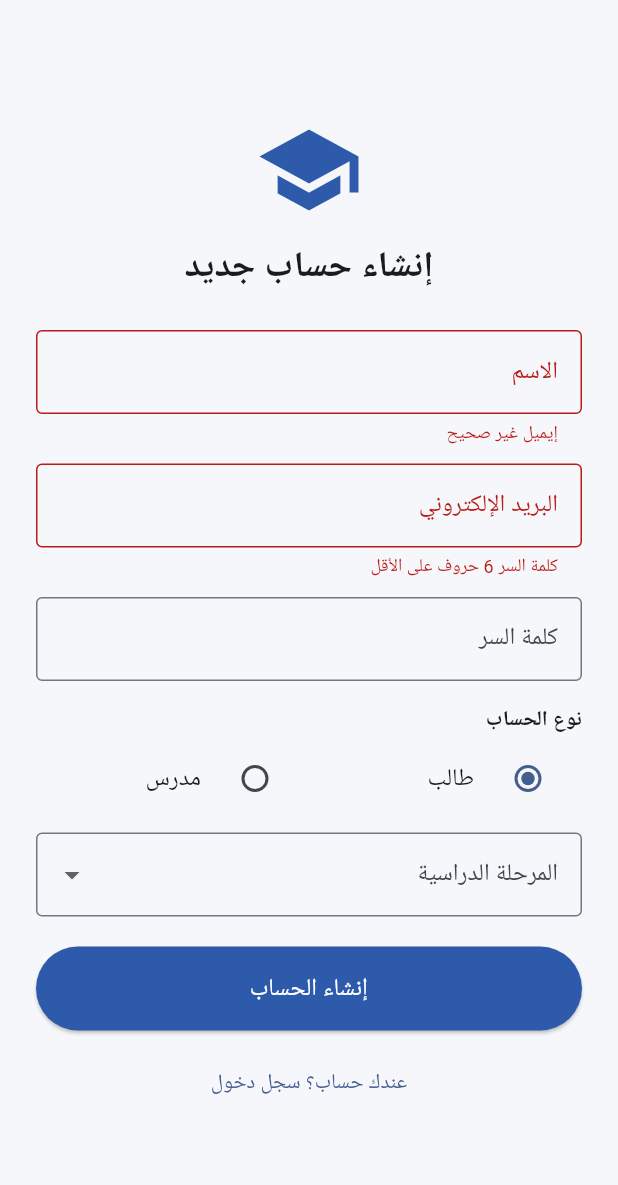
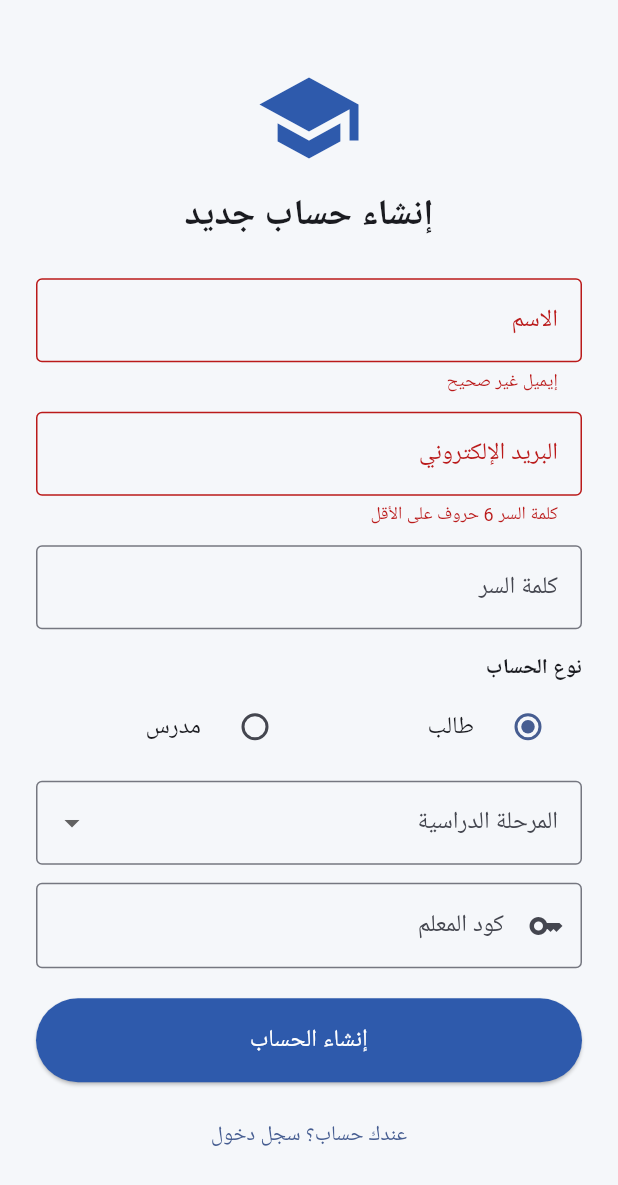
Before and after one commit to aelhosiny8700-design/teacher-student-app, a Flutter app: the screen it shows after launch, after a tap on "دخول", after a tap on "مفيش حساب؟ اعمل واحد جديد", on a phone screen of 412 x 824 dp. Shown: the top 1185 px of the screen. Run offline on Flutter 3.47's test engine with Material 3 defaults, Android fonts, the phone set to English and light mode, and no system bars; our stand-ins replace cloud_firestore, file_picker, firebase_auth, firebase_core, image_picker; accounts and stored records are empty; Roboto replaces fonts that are missing (Cairo).

Commit message:
Update login_screen.dart

```diff
--- a/lib/screens/login_screen.dart
+++ b/lib/screens/login_screen.dart
@@ -6,31 +6,21 @@ import 'student_home.dart';
 import 'teacher_home.dart';
 
 class LoginScreen extends StatefulWidget {
-  const LoginScreen({
-    super.key,
-  });
+  const LoginScreen({super.key});
 
   @override
-  State<LoginScreen> createState() =>
-      _LoginScreenState();
+  State<LoginScreen> createState() => _LoginScreenState();
 }
 
-class _LoginScreenState
-    extends State<LoginScreen> {
-  final _authService =
-      AuthService();
+class _LoginScreenState extends State<LoginScreen> {
+  final _authService = AuthService();
 
-  final _formKey =
-      GlobalKey<FormState>();
+  final _formKey = GlobalKey<FormState>();
 
-  final _nameController =
-      TextEditingController();
-
-  final _emailController =
-      TextEditingController();
-
-  final _passwordController =
-      TextEditingController();
+  final _nameController = TextEditingController();
+  final _emailController = TextEditingController();
+  final _passwordController = TextEditingController();
+  final _teacherCodeController = TextEditingController();
 
   bool _isSignUp = false;
 
@@ -41,20 +31,16 @@ class _LoginScreenState
   bool _loading = false;
 
   String? _error;
+  String? _info; // رسائل نجاح غير خطأ (زي "حسابك قيد المراجعة")
 
   Future<void> _submit() async {
-    if (!_formKey.currentState!
-        .validate()) {
+    if (!_formKey.currentState!.validate()) {
       return;
     }
 
-    if (_isSignUp &&
-        _role == 'student' &&
-        (_stage == null ||
-            _stage!.isEmpty)) {
+    if (_isSignUp && _role == 'student' && (_stage == null || _stage!.isEmpty)) {
       setState(() {
-        _error =
-            'اختار المرحلة الدراسية';
+        _error = 'اختار المرحلة الدراسية';
       });
       return;
     }
@@ -62,36 +48,36 @@ class _LoginScreenState
     setState(() {
       _loading = true;
       _error = null;
+      _info = null;
     });
 
     String? error;
 
     if (_isSignUp) {
-      error =
-          await _authService.signUp(
-        name:
-            _nameController.text
-                .trim(),
-        email:
-            _emailController.text
-                .trim(),
-        password:
-            _passwordController.text
-                .trim(),
+      error = await _authService.signUp(
+        name: _nameController.text.trim(),
+        email: _emailController.text.trim(),
+        password: _passwordController.text.trim(),
         role: _role,
-        stage: _role == 'student'
-            ? _stage
-            : null,
+        stage: _role == 'student' ? _stage : null,
+        teacherCode: _role == 'student' ? _teacherCodeController.text.trim() : null,
       );
+
+      // لو التسجيل نجح لكن الطالب معلق، signUp بترجع رسالة نجاح مش خطأ حقيقي
+      if (error != null && error.contains('تم إنشاء حسابك بنجاح')) {
+        if (!mounted) return;
+        setState(() {
+          _loading = false;
+          _info = error;
+          _error = null;
+          _isSignUp = false; // نرجعه لشاشة تسجيل الدخول
+        });
+        return;
+      }
     } else {
-      error =
-          await _authService.signIn(
-        email:
-            _emailController.text
-                .trim(),
-        password:
-            _passwordController.text
-                .trim(),
+      error = await _authService.signIn(
+        email: _emailController.text.trim(),
+        password: _passwordController.text.trim(),
       );
     }
 
@@ -107,23 +93,17 @@ class _LoginScreenState
       return;
     }
 
-    final uid =
-        _authService
-            .currentUser
-            ?.uid;
+    final uid = _authService.currentUser?.uid;
 
     if (uid == null) {
       setState(() {
         _loading = false;
-        _error =
-            'حصل خطأ غير متوقع، حاول تاني';
+        _error = 'حصل خطأ غير متوقع، حاول تاني';
       });
       return;
     }
 
-    final userData =
-        await _authService
-            .getUserData(uid);
+    final userData = await _authService.getUserData(uid);
 
     if (!mounted) {
       return;
@@ -132,8 +112,7 @@ class _LoginScreenState
     if (userData == null) {
       setState(() {
         _loading = false;
-        _error =
-            'تعذر تحميل بيانات المستخدم';
+        _error = 'تعذر تحميل بيانات المستخدم';
       });
       return;
     }
@@ -141,14 +120,9 @@ class _LoginScreenState
     Navigator.pushReplacement(
       context,
       MaterialPageRoute(
-        builder: (_) =>
-            userData.isTeacher
-                ? TeacherHome(
-                    user: userData,
-                  )
-                : StudentHome(
-                    user: userData,
-                  ),
+        builder: (_) => userData.isTeacher
+            ? TeacherHome(user: userData)
+            : StudentHome(user: userData),
       ),
     );
   }
@@ -158,186 +132,112 @@ class _LoginScreenState
     _nameController.dispose();
     _emailController.dispose();
     _passwordController.dispose();
+    _teacherCodeController.dispose();
     super.dispose();
   }
 
   @override
   Widget build(BuildContext context) {
     return Scaffold(
-      backgroundColor:
-          const Color(0xFFF5F7FA),
+      backgroundColor: const Color(0xFFF5F7FA),
       body: SafeArea(
         child: Center(
-          child:
-              SingleChildScrollView(
-            padding:
-                const EdgeInsets.all(
-              24,
-            ),
+          child: SingleChildScrollView(
+            padding: const EdgeInsets.all(24),
             child: Form(
               key: _formKey,
               child: Column(
-                crossAxisAlignment:
-                    CrossAxisAlignment
-                        .stretch,
+                crossAxisAlignment: CrossAxisAlignment.stretch,
                 children: [
                   const Icon(
                     Icons.school,
                     size: 72,
-                    color:
-                        Color(0xFF2E5AAC),
+                    color: Color(0xFF2E5AAC),
                   ),
 
-                  const SizedBox(
-                    height: 12,
-                  ),
+                  const SizedBox(height: 12),
 
                   Text(
-                    _isSignUp
-                        ? 'إنشاء حساب جديد'
-                        : 'تسجيل الدخول',
-                    textAlign:
-                        TextAlign.center,
-                    style:
-                        const TextStyle(
+                    _isSignUp ? 'إنشاء حساب جديد' : 'تسجيل الدخول',
+                    textAlign: TextAlign.center,
+                    style: const TextStyle(
                       fontSize: 24,
-                      fontWeight:
-                          FontWeight.bold,
+                      fontWeight: FontWeight.bold,
                     ),
                   ),
 
-                  const SizedBox(
-                    height: 24,
-                  ),
+                  const SizedBox(height: 24),
 
                   if (_isSignUp) ...[
                     TextFormField(
-                      controller:
-                          _nameController,
-                      decoration:
-                          const InputDecoration(
-                        labelText:
-                            'الاسم',
-                        border:
-                            OutlineInputBorder(),
+                      controller: _nameController,
+                      decoration: const InputDecoration(
+                        labelText: 'الاسم',
+                        border: OutlineInputBorder(),
                       ),
                       validator: (v) =>
-                          v == null ||
-                                  v.trim()
-                                      .isEmpty
-                              ? 'اكتب اسمك'
-                              : null,
+                          v == null || v.trim().isEmpty ? 'اكتب اسمك' : null,
                     ),
-
-                    const SizedBox(
-                      height: 12,
-                    ),
+                    const SizedBox(height: 12),
                   ],
 
                   TextFormField(
-                    controller:
-                        _emailController,
-                    keyboardType:
-                        TextInputType
-                            .emailAddress,
-                    decoration:
-                        const InputDecoration(
-                      labelText:
-                          'البريد الإلكتروني',
-                      border:
-                          OutlineInputBorder(),
+                    controller: _emailController,
+                    keyboardType: TextInputType.emailAddress,
+                    decoration: const InputDecoration(
+                      labelText: 'البريد الإلكتروني',
+                      border: OutlineInputBorder(),
                     ),
                     validator: (v) =>
-                        v == null ||
-                                !v.contains(
-                                  '@',
-                                )
-                            ? 'إيميل غير صحيح'
-                            : null,
+                        v == null || !v.contains('@') ? 'إيميل غير صحيح' : null,
                   ),
 
-                  const SizedBox(
-                    height: 12,
-                  ),
+                  const SizedBox(height: 12),
 
                   TextFormField(
-                    controller:
-                        _passwordController,
-                    obscureText:
-                        true,
-                    decoration:
-                        const InputDecoration(
-                      labelText:
-                          'كلمة السر',
-                      border:
-                          OutlineInputBorder(),
+                    controller: _passwordController,
+                    obscureText: true,
+                    decoration: const InputDecoration(
+                      labelText: 'كلمة السر',
+                      border: OutlineInputBorder(),
                     ),
-                    validator: (v) =>
-                        v == null ||
-                                v.length <
-                                    6
+                    validator: (v) => v == null || v.length < 6
                         ? 'كلمة السر 6 حروف على الأقل'
                         : null,
                   ),
 
                   if (_isSignUp) ...[
-                    const SizedBox(
-                      height: 16,
-                    ),
+                    const SizedBox(height: 16),
 
                     const Text(
                       'نوع الحساب',
-                      style:
-                          TextStyle(
-                        fontWeight:
-                            FontWeight.bold,
-                      ),
+                      style: TextStyle(fontWeight: FontWeight.bold),
                     ),
 
                     Row(
                       children: [
                         Expanded(
-                          child:
-                              RadioListTile<
-                                  String>(
-                            title:
-                                const Text(
-                              'طالب',
-                            ),
-                            value:
-                                'student',
-                            groupValue:
-                                _role,
-                            onChanged:
-                                (value) {
+                          child: RadioListTile<String>(
+                            title: const Text('طالب'),
+                            value: 'student',
+                            groupValue: _role,
+                            onChanged: (value) {
                               setState(() {
-                                _role =
-                                    value!;
-                                _stage =
-                                    null;
+                                _role = value!;
+                                _stage = null;
                               });
                             },
                           ),
                         ),
                         Expanded(
-                          child:
-                              RadioListTile<
-                                  String>(
-                            title:
-                                const Text(
-                              'مدرس',
-                            ),
-                            value:
-                                'teacher',
-                            groupValue:
-                                _role,
-                            onChanged:
-                                (value) {
+                          child: RadioListTile<String>(
+                            title: const Text('مدرس'),
+                            value: 'teacher',
+                            groupValue: _role,
+                            onChanged: (value) {
                               setState(() {
-                                _role =
-                                    value!;
-                                _stage =
-                                    null;
+                                _role = value!;
+                                _stage = null;
                               });
                             },
                           ),
@@ -345,56 +245,51 @@ class _LoginScreenState
                       ],
                     ),
 
-                    if (_role ==
-                        'student') ...[
-                      const SizedBox(
-                        height: 8,
+                    if (_role == 'student') ...[
+                      const SizedBox(height: 8),
+
+                      DropdownButtonFormField<String>(
+                        value: _stage,
+                        decoration: const InputDecoration(
+                          labelText: 'المرحلة الدراسية',
+                          border: OutlineInputBorder(),
+                        ),
+                        items: FirestoreService.stages.map((stage) {
+                          return DropdownMenuItem<String>(
+                            value: stage,
+                            child: Text(stage),
+                          );
+                        }).toList(),
+                        onChanged: (value) {
+                          setState(() {
+                            _stage = value;
+                          });
+                        },
+                        validator: (value) {
+                          if (_role == 'student' &&
+                              (value == null || value.isEmpty)) {
+                            return 'اختار المرحلة';
+                          }
+                          return null;
+                        },
                       ),
 
-                      DropdownButtonFormField<
-                          String>(
-                        value: _stage,
-                        decoration:
-                            const InputDecoration(
-                          labelText:
-                              'المرحلة الدراسية',
-                          border:
-                              OutlineInputBorder(),
+                      const SizedBox(height: 12),
+
+                      TextFormField(
+                        controller: _teacherCodeController,
+                        textCapitalization: TextCapitalization.characters,
+                        decoration: const InputDecoration(
+                          labelText: 'كود المعلم',
+                          hintText: 'اطلبه من المدرس بتاعك',
+                          border: OutlineInputBorder(),
+                          prefixIcon: Icon(Icons.key),
                         ),
-                        items:
-                            FirestoreService
-                                .stages
-                                .map(
-                          (stage) {
-                            return DropdownMenuItem<
-                                String>(
-                              value:
-                                  stage,
-                              child:
-                                  Text(
-                                stage,
-                              ),
-                            );
-                          },
-                        ).toList(),
-                        onChanged:
-                            (value) {
-                          setState(() {
-                            _stage =
-                                value;
-                          });
-                        },
-                        validator:
-                            (value) {
-                          if (_role ==
-                                  'student' &&
-                              (value ==
-                                      null ||
-                                  value
-                                      .isEmpty)) {
-                            return 'اختار المرحلة';
+                        validator: (v) {
+                          if (_role == 'student' &&
+                              (v == null || v.trim().isEmpty)) {
+                            return 'أدخل كود المعلم';
                           }
-
                           return null;
                         },
                       ),
@@ -402,84 +297,75 @@ class _LoginScreenState
                   ],
 
                   if (_error != null) ...[
-                    const SizedBox(
-                      height: 12,
+                    const SizedBox(height: 12),
+                    Container(
+                      padding: const EdgeInsets.all(10),
+                      decoration: BoxDecoration(
+                        color: Colors.red.withOpacity(0.08),
+                        borderRadius: BorderRadius.circular(8),
                       ),
-                    Text(
+                      child: Text(
                         _error!,
-                      style:
-                          const TextStyle(
-                        color:
-                            Colors.red,
+                        style: const TextStyle(color: Colors.red),
+                        textAlign: TextAlign.center,
                       ),
                     ),
                   ],
 
-                  const SizedBox(
-                    height: 20,
+                  if (_info != null) ...[
+                    const SizedBox(height: 12),
+                    Container(
+                      padding: const EdgeInsets.all(10),
+                      decoration: BoxDecoration(
+                        color: const Color(0xFF43A047).withOpacity(0.08),
+                        borderRadius: BorderRadius.circular(8),
                       ),
+                      child: Text(
+                        _info!,
+                        style: const TextStyle(color: Color(0xFF2E7D32)),
+                        textAlign: TextAlign.center,
+                      ),
+                    ),
+                  ],
+
+                  const SizedBox(height: 20),
 
                   ElevatedButton(
-                    onPressed:
-                        _loading
-                            ? null
-                            : _submit,
-                    style:
-                        ElevatedButton.styleFrom(
-                      padding:
-                          const EdgeInsets
-                              .symmetric(
-                        vertical: 16,
+                    onPressed: _loading ? null : _submit,
+                    style: ElevatedButton.styleFrom(
+                      padding: const EdgeInsets.symmetric(vertical: 16),
+                      backgroundColor: const Color(0xFF2E5AAC),
                     ),
-                      backgroundColor:
-                          const Color(
-                        0xFF2E5AAC,
-                      ),
-                    ),
-                    child:
-                        _loading
+                    child: _loading
                         ? const SizedBox(
                             height: 20,
                             width: 20,
-                                child:
-                                    CircularProgressIndicator(
-                                  color:
-                                      Colors.white,
-                                  strokeWidth:
-                                      2,
+                            child: CircularProgressIndicator(
+                              color: Colors.white,
+                              strokeWidth: 2,
                             ),
                           )
                         : Text(
-                                _isSignUp
-                                    ? 'إنشاء الحساب'
-                                    : 'دخول',
-                                style:
-                                    const TextStyle(
-                                  fontSize:
-                                      16,
-                                  color:
-                                      Colors.white,
+                            _isSignUp ? 'إنشاء الحساب' : 'دخول',
+                            style: const TextStyle(
+                              fontSize: 16,
+                              color: Colors.white,
                             ),
                           ),
                   ),
 
-                  const SizedBox(
-                    height: 12,
-                  ),
+                  const SizedBox(height: 12),
 
                   TextButton(
                     onPressed: () {
                       setState(() {
-                        _isSignUp =
-                            !_isSignUp;
-                        _error =
-                            null;
+                        _isSignUp = !_isSignUp;
+                        _error = null;
+                        _info = null;
                       });
                     },
                     child: Text(
-                      _isSignUp
-                          ? 'عندك حساب؟ سجل دخول'
-                          : 'مفيش حساب؟ اعمل واحد جديد',
+                      _isSignUp ? 'عندك حساب؟ سجل دخول' : 'مفيش حساب؟ اعمل واحد جديد',
                     ),
                   ),
                 ],
```
Lines whose indentation alone changed are shown as unchanged.
